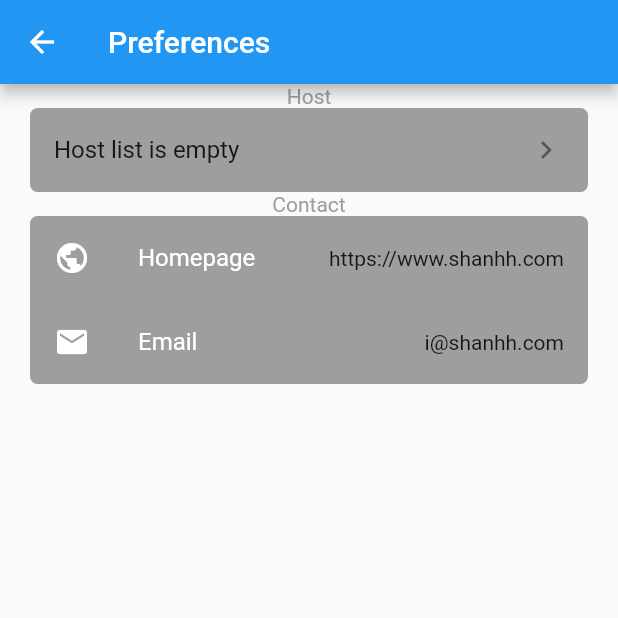
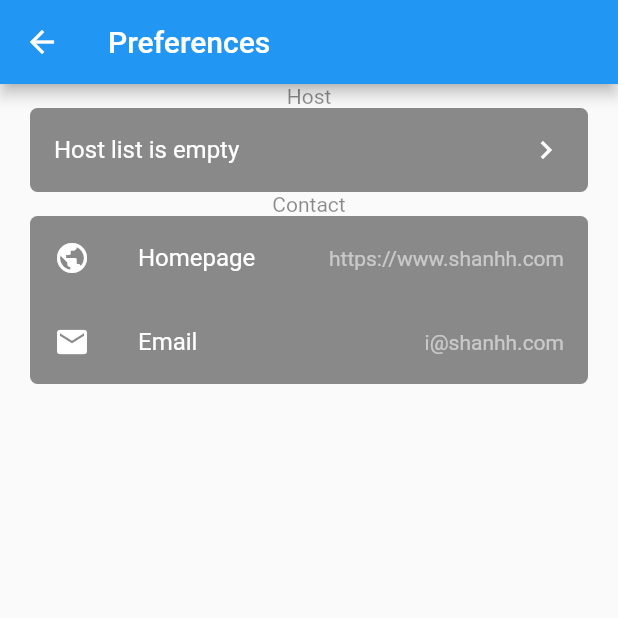
Before and after one commit to danshan/durge, a Flutter app: the PreferencesPage screen opened directly, on a phone screen of 412 x 824 dp, the top half of it. Run offline on Flutter 3.47's test engine with Material 2 defaults, Android fonts, the phone set to English and light mode, and no system bars; our stand-ins replace shared_preferences; accounts and stored records are empty.

Commit message:
feature change colors for preferences page

```diff
--- a/lib/preferences_page/preference_page.dart
+++ b/lib/preferences_page/preference_page.dart
@@ -42,7 +42,10 @@ class PreferencesPage extends StatelessWidget {
           item.header,
           style: TextStyle(color: Colors.white),
         ),
-        trailing: Text(item.value),
+        trailing: Text(
+          item.value,
+          style: TextStyle(color: Colors.white54),
+        ),
       );
     }).toList();
   }
@@ -52,13 +55,14 @@ class PreferencesPage extends StatelessWidget {
       children: [
         Text(
           panel.header,
-          style: TextStyle(color: Colors.grey),
+          style: TextStyle(color: Colors.black45),
         ),
         Container(
           padding: const EdgeInsets.all(0),
           margin: const EdgeInsets.symmetric(horizontal: 20.0),
           decoration: BoxDecoration(
-              color: Colors.grey, borderRadius: new BorderRadius.circular(5.0)),
+              color: Colors.black45,
+              borderRadius: new BorderRadius.circular(5.0)),
           child: Column(
             children: buildItem(panel.items),
           ),
@@ -74,19 +78,23 @@ class PreferencesPage extends StatelessWidget {
       children: [
         Text(
           "Host",
-          style: TextStyle(color: Colors.grey),
+          style: TextStyle(color: Colors.black45),
         ),
         Container(
           padding: const EdgeInsets.all(0),
           margin: const EdgeInsets.symmetric(horizontal: 20.0),
           decoration: BoxDecoration(
-              color: Colors.grey, borderRadius: new BorderRadius.circular(5.0)),
+              color: Colors.black45,
+              borderRadius: new BorderRadius.circular(5.0)),
           child: Column(
             children: [
               (hosts == null || hosts.length == 0)
                   ? ListTile(
-                      title: Text("Host list is empty"),
-                      trailing: Icon(Icons.chevron_right),
+                      title: Text(
+                        "Host list is empty",
+                        style: TextStyle(color: Colors.white),
+                      ),
+                      trailing: Icon(Icons.chevron_right, color: Colors.white,),
                       onTap: () {
                         Navigator.push(
                           context,
@@ -96,8 +104,14 @@ class PreferencesPage extends StatelessWidget {
                       },
                     )
                   : ListTile(
-                      title: Text(hosts[0].name),
-                      subtitle: Text("${hosts[0]}"),
+                      title: Text(
+                        hosts[0].name,
+                        style: TextStyle(color: Colors.white),
+                      ),
+                      subtitle: Text(
+                        "${hosts[0]}",
+                        style: TextStyle(color: Colors.white54),
+                      ),
                       trailing: Icon(Icons.chevron_right),
                       onTap: () {
                         Navigator.push(
--- a/lib/preferences_page/surge_hosts_page.dart
+++ b/lib/preferences_page/surge_hosts_page.dart
@@ -4,7 +4,6 @@ import 'package:flutter/cupertino.dart';
 import 'package:flutter/material.dart';
 
 class SurgeHostsPage extends StatelessWidget {
-
   @override
   Widget build(BuildContext context) {
     List<SurgeHost> hosts = Prefs().listSurgeHostsSync();
@@ -34,6 +33,13 @@ class SurgeHostsPage extends StatelessWidget {
                 },
               ),
       ),
+      floatingActionButton: FloatingActionButton(
+        onPressed: () {
+//          _showCreateDialog(context);
+        },
+        child: const Icon(Icons.add),
+        backgroundColor: Theme.of(context).colorScheme.error,
+      ),
     );
   }
 }
```
